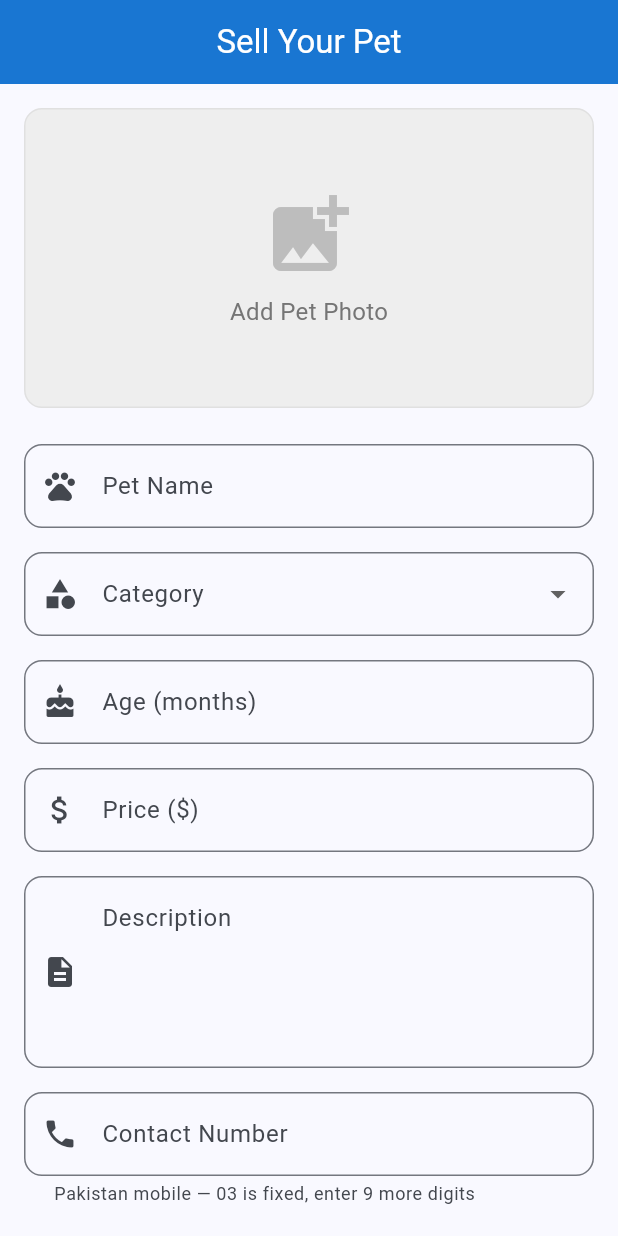
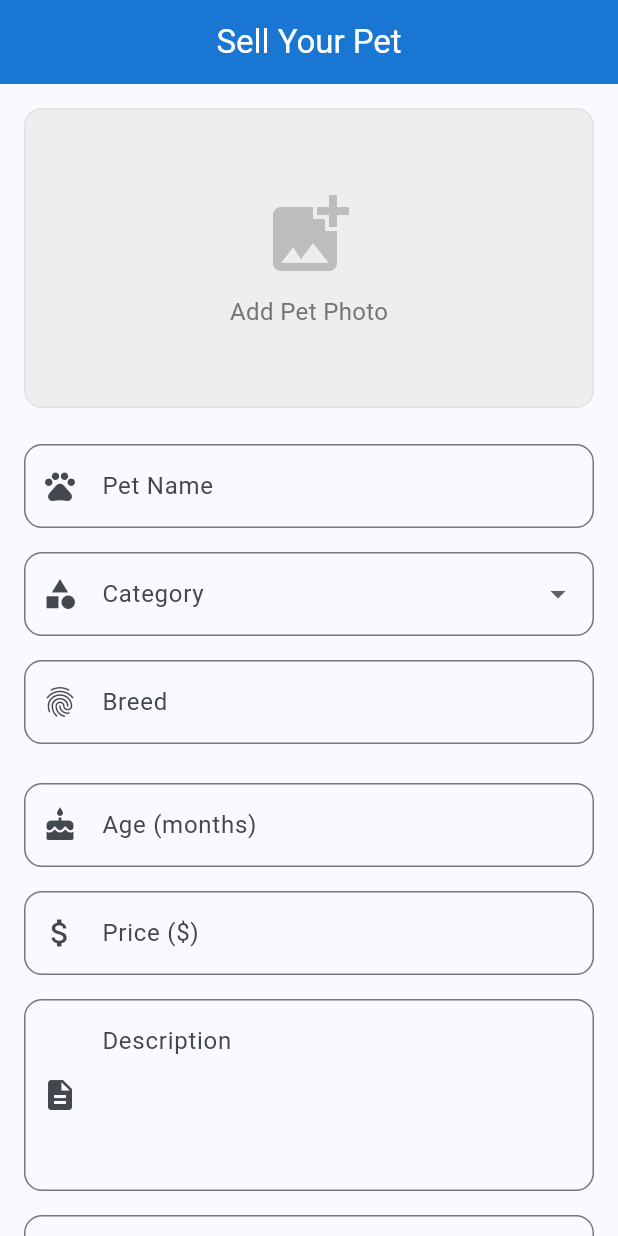
Before and after one commit to SohailShafiq1/Petify, a Flutter app: the AddPetScreen screen opened by its route, on a phone screen of 412 x 824 dp. Run offline on Flutter 3.47's test engine with Material 3 defaults, Android fonts, the phone set to English and light mode, and no system bars; our stand-ins replace flutter_dotenv, go_router, hive, hive_flutter, image_picker, shared_preferences; accounts and stored records are empty.

Commit message:
breedd adding done

```diff
--- a/lib/models/pet_model.dart
+++ b/lib/models/pet_model.dart
@@ -20,45 +20,48 @@ class PetModel extends HiveObject {
   String description;
 
   @HiveField(5)
+  String? breed;
+
+  @HiveField(6)
   double price;
 
-  @HiveField(6)
+  @HiveField(7)
   String ownerName;
 
-  @HiveField(7)
+  @HiveField(8)
   String ownerContact;
 
-  @HiveField(8)
+  @HiveField(9)
   String? imagePath;
 
-  @HiveField(9)
+  @HiveField(10)
   String ownerId;
 
-  @HiveField(10)
+  @HiveField(11)
   DateTime createdAt;
 
-  @HiveField(11)
+  @HiveField(12)
   bool isAvailable;
 
-  @HiveField(12)
+  @HiveField(13)
   String? buyerName;
 
-  @HiveField(13)
+  @HiveField(14)
   String? buyerContact;
 
-  @HiveField(14)
+  @HiveField(15)
   String? buyerAddress;
 
-  @HiveField(15)
+  @HiveField(16)
   DateTime? soldAt;
 
-  @HiveField(16)
+  @HiveField(17)
   String? buyerId;
 
-  @HiveField(17)
+  @HiveField(18)
   String? deliveryStatus;
 
-  @HiveField(18)
+  @HiveField(19)
   DateTime? deliveredAt;
 
   PetModel({
@@ -67,6 +70,7 @@ class PetModel extends HiveObject {
     required this.category,
     required this.age,
     required this.description,
+    this.breed,
     required this.price,
     required this.ownerName,
     required this.ownerContact,
@@ -114,6 +118,7 @@ class PetModel extends HiveObject {
       category: json['category'] as String,
       age: json['age'] as int,
       description: json['description'] as String,
+      breed: json['breed'] as String?,
       price: (json['price'] as num).toDouble(),
       ownerName: json['ownerName'] as String,
       ownerContact: json['ownerContact'] as String,
--- a/lib/providers/pets_provider.dart
+++ b/lib/providers/pets_provider.dart
@@ -218,6 +218,7 @@ class PetsProvider extends ChangeNotifier {
     required String token,
     required String name,
     required String category,
+    required String breed,
     required int age,
     required String description,
     required double price,
@@ -233,6 +234,7 @@ class PetsProvider extends ChangeNotifier {
         token: token,
         name: name,
         category: category,
+        breed: breed,
         age: age,
         description: description,
         price: price,
--- a/lib/screens/add_pet_screen.dart
+++ b/lib/screens/add_pet_screen.dart
@@ -18,6 +18,7 @@ class AddPetScreen extends StatefulWidget {
 class _AddPetScreenState extends State<AddPetScreen> {
   final _formKey = GlobalKey<FormState>();
   final _nameController = TextEditingController();
+  final _breedController = TextEditingController();
   final _ageController = TextEditingController();
   final _descriptionController = TextEditingController();
   final _priceController = TextEditingController();
@@ -28,10 +29,70 @@ class _AddPetScreenState extends State<AddPetScreen> {
   final ImagePicker _picker = ImagePicker();
 
   final categories = CategoryModel.getDummyCategories();
+  static const Map<String, List<String>> _breedSuggestions = {
+    'Dogs': [
+      'German Shepherd',
+      'Labrador Retriever',
+      'Golden Retriever',
+      'Poodle',
+      'Beagle',
+      'Bulldog',
+      'Rottweiler',
+      'Shih Tzu',
+    ],
+    'Cats': [
+      'Persian Cat',
+      'Siamese',
+      'Maine Coon',
+      'British Shorthair',
+      'Ragdoll',
+      'Bengal',
+      'Sphynx',
+      'Scottish Fold',
+    ],
+    'Birds': [
+      'Parakeet',
+      'Cockatiel',
+      'African Grey',
+      'Macaw',
+      'Canary',
+      'Lovebird',
+      'Cockatoo',
+    ],
+    'Fish': [
+      'Goldfish',
+      'Betta Fish',
+      'Guppy',
+      'Angelfish',
+      'Molly',
+      'Tetra',
+    ],
+    'Rabbits': [
+      'Holland Lop',
+      'Netherland Dwarf',
+      'Lionhead',
+      'Flemish Giant',
+      'Mini Rex',
+      'English Angora',
+    ],
+    'Hamsters': [
+      'Syrian Hamster',
+      'Dwarf Hamster',
+      'Roborovski Hamster',
+      'Campbells Dwarf Hamster',
+      'Winter White Hamster',
+    ],
+  };
+
+  List<String> get _currentBreedSuggestions {
+    if (_selectedCategory == null) return const [];
+    return _breedSuggestions[_selectedCategory!] ?? const [];
+  }
 
   @override
   void dispose() {
     _nameController.dispose();
+    _breedController.dispose();
     _ageController.dispose();
     _descriptionController.dispose();
     _priceController.dispose();
@@ -114,6 +175,7 @@ class _AddPetScreenState extends State<AddPetScreen> {
       token: token,
       name: _nameController.text.trim(),
       category: _selectedCategory!,
+      breed: _breedController.text.trim(),
       age: int.parse(_ageController.text.trim()),
       description: _descriptionController.text.trim(),
       price: double.parse(_priceController.text.trim()),
@@ -237,6 +299,12 @@ class _AddPetScreenState extends State<AddPetScreen> {
                 onChanged: (value) {
                   setState(() {
                     _selectedCategory = value;
+                    if (_breedController.text.isNotEmpty &&
+                        !_currentBreedSuggestions
+                            .map((breed) => breed.toLowerCase())
+                            .contains(_breedController.text.trim().toLowerCase())) {
+                      _breedController.clear();
+                    }
                   });
                 },
                 validator: (value) {
@@ -247,6 +315,64 @@ class _AddPetScreenState extends State<AddPetScreen> {
                 },
               ),
               const SizedBox(height: 16),
+
+              // Breed
+              TextFormField(
+                controller: _breedController,
+                onChanged: (_) => setState(() {}),
+                textInputAction: TextInputAction.next,
+                decoration: InputDecoration(
+                  labelText: 'Breed',
+                  hintText: _selectedCategory == null
+                      ? 'Select a category first'
+                      : 'Type breed or choose a suggestion',
+                  prefixIcon: const Icon(Icons.fingerprint),
+                  border: OutlineInputBorder(
+                    borderRadius: BorderRadius.circular(12),
+                  ),
+                ),
+                validator: (value) {
+                  if (value == null || value.trim().isEmpty) {
+                    return 'Please enter breed';
+                  }
+                  return null;
+                },
+              ),
+              const SizedBox(height: 10),
+
+              if (_currentBreedSuggestions.isNotEmpty) ...[
+                Align(
+                  alignment: Alignment.centerLeft,
+                  child: Text(
+                    'Suggested breeds for $_selectedCategory',
+                    style: TextStyle(
+                      fontSize: 13,
+                      fontWeight: FontWeight.w600,
+                      color: Colors.grey.shade700,
+                    ),
+                  ),
+                ),
+                const SizedBox(height: 8),
+                Wrap(
+                  spacing: 8,
+                  runSpacing: 8,
+                  children: _currentBreedSuggestions.map((breed) {
+                    final isSelected =
+                        _breedController.text.trim().toLowerCase() == breed.toLowerCase();
+                    return ChoiceChip(
+                      label: Text(breed),
+                      selected: isSelected,
+                      onSelected: (_) {
+                        setState(() {
+                          _breedController.text = breed;
+                        });
+                      },
+                    );
+                  }).toList(),
+                ),
+                const SizedBox(height: 16),
+              ] else
+                const SizedBox(height: 16),
 
               // Age
               TextFormField(
--- a/lib/services/pet_api_service.dart
+++ b/lib/services/pet_api_service.dart
@@ -34,6 +34,7 @@ class PetApiService {
     required String token,
     required String name,
     required String category,
+    required String breed,
     required int age,
     required String description,
     required double price,
@@ -52,6 +53,7 @@ class PetApiService {
 
       request.fields['name'] = name;
       request.fields['category'] = category;
+      request.fields['breed'] = breed;
       request.fields['age'] = age.toString();
       request.fields['description'] = description;
       request.fields['price'] = price.toString();
```
